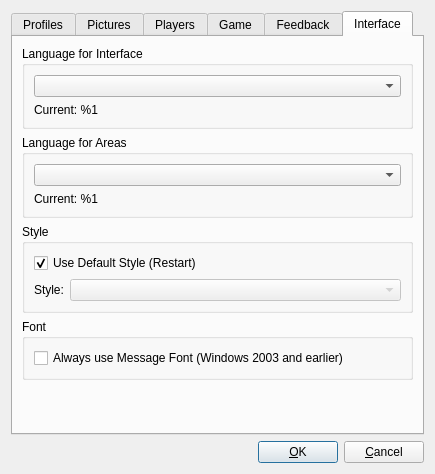
First picture: the form in OptionsDialog.ui, repository SyDevTeam/gta5view, before the edit.
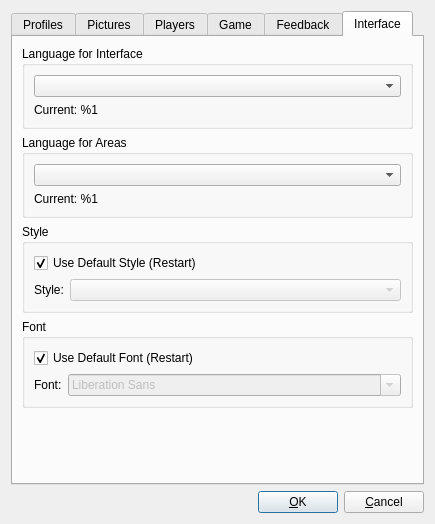
Second picture: the form after the edit. The open tabs and pages were chosen to show the change.

Commit message: add custom font feature

```diff
--- a/OptionsDialog.ui
+++ b/OptionsDialog.ui
@@ -7,7 +7,7 @@
     <x>0</x>
     <y>0</y>
     <width>435</width>
-    <height>474</height>
+    <height>524</height>
    </rect>
   </property>
   <property name="windowTitle">
@@ -692,10 +692,37 @@
           <item>
            <widget class="QCheckBox" name="cbAlwaysUseMessageFont">
             <property name="text">
-             <string>Always use Message Font (Windows 2003 and earlier)</string>
+             <string>Use Default Font (Restart)</string>
+            </property>
+            <property name="checked">
+             <bool>true</bool>
             </property>
            </widget>
           </item>
+          <item>
+           <layout class="QHBoxLayout" name="hlFont">
+            <item>
+             <widget class="QLabel" name="labFont">
+              <property name="text">
+               <string>Font:</string>
+              </property>
+             </widget>
+            </item>
+            <item>
+             <widget class="QFontComboBox" name="cbFont">
+              <property name="enabled">
+               <bool>false</bool>
+              </property>
+              <property name="sizePolicy">
+               <sizepolicy hsizetype="Expanding" vsizetype="Fixed">
+                <horstretch>0</horstretch>
+                <verstretch>0</verstretch>
+               </sizepolicy>
+              </property>
+             </widget>
+            </item>
+           </layout>
+          </item>
          </layout>
         </widget>
        </item>
```
Left out of the diff: 4 changed lines with no effect on the pictures. The commit also changes 17 other files.
